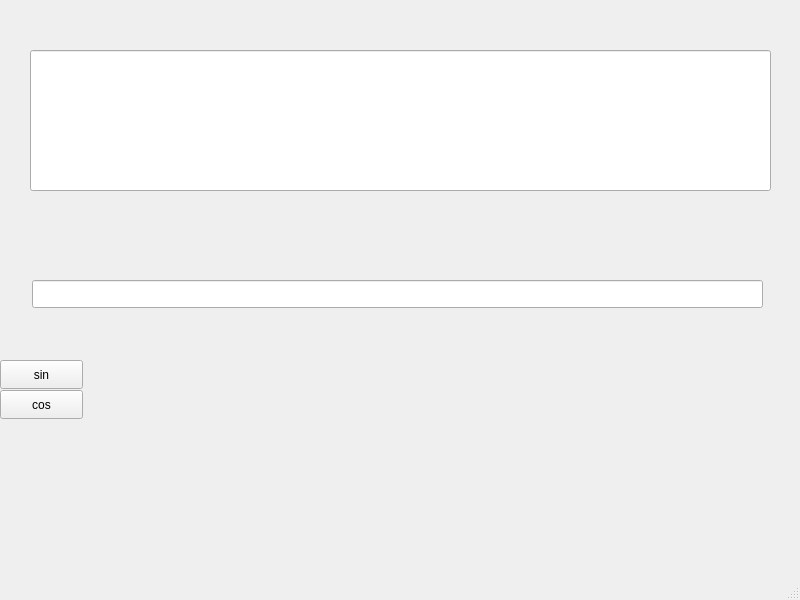
Qt form src/calcwindow.ui (lordofmet/GraphCalc) before a commit.
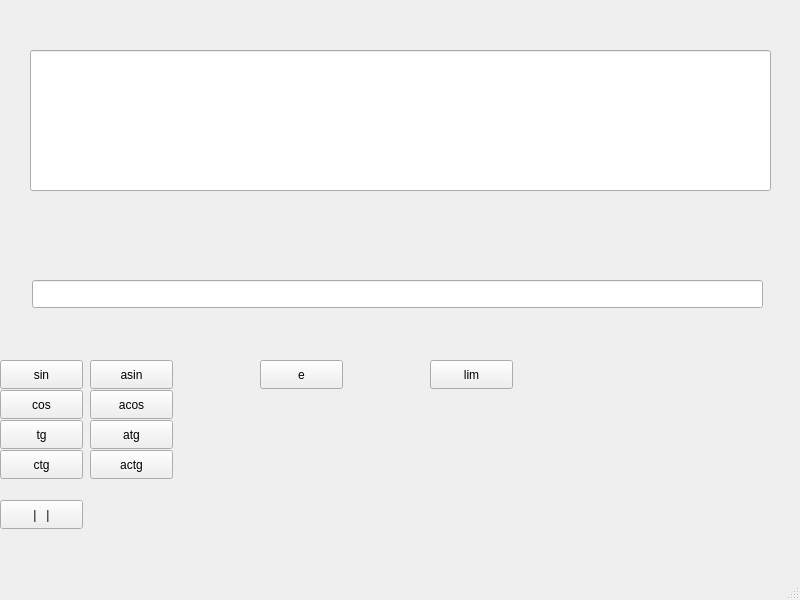
The same form after that commit.

Diff of the .ui file:
```diff
--- a/src/calcwindow.ui
+++ b/src/calcwindow.ui
@@ -60,6 +60,123 @@
      </rect>
     </property>
    </widget>
+   <widget class="QPushButton" name="tg">
+    <property name="geometry">
+     <rect>
+      <x>0</x>
+      <y>420</y>
+      <width>83</width>
+      <height>29</height>
+     </rect>
+    </property>
+    <property name="text">
+     <string>tg</string>
+    </property>
+   </widget>
+   <widget class="QPushButton" name="asin">
+    <property name="geometry">
+     <rect>
+      <x>90</x>
+      <y>360</y>
+      <width>83</width>
+      <height>29</height>
+     </rect>
+    </property>
+    <property name="text">
+     <string>asin</string>
+    </property>
+   </widget>
+   <widget class="QPushButton" name="acos">
+    <property name="geometry">
+     <rect>
+      <x>90</x>
+      <y>390</y>
+      <width>83</width>
+      <height>29</height>
+     </rect>
+    </property>
+    <property name="text">
+     <string>acos</string>
+    </property>
+   </widget>
+   <widget class="QPushButton" name="atg">
+    <property name="geometry">
+     <rect>
+      <x>90</x>
+      <y>420</y>
+      <width>83</width>
+      <height>29</height>
+     </rect>
+    </property>
+    <property name="text">
+     <string>atg</string>
+    </property>
+   </widget>
+   <widget class="QPushButton" name="ctg">
+    <property name="geometry">
+     <rect>
+      <x>0</x>
+      <y>450</y>
+      <width>83</width>
+      <height>29</height>
+     </rect>
+    </property>
+    <property name="text">
+     <string>ctg</string>
+    </property>
+   </widget>
+   <widget class="QPushButton" name="actg">
+    <property name="geometry">
+     <rect>
+      <x>90</x>
+      <y>450</y>
+      <width>83</width>
+      <height>29</height>
+     </rect>
+    </property>
+    <property name="text">
+     <string>actg</string>
+    </property>
+   </widget>
+   <widget class="QPushButton" name="lim">
+    <property name="geometry">
+     <rect>
+      <x>430</x>
+      <y>360</y>
+      <width>83</width>
+      <height>29</height>
+     </rect>
+    </property>
+    <property name="text">
+     <string>lim</string>
+    </property>
+   </widget>
+   <widget class="QPushButton" name="exp">
+    <property name="geometry">
+     <rect>
+      <x>260</x>
+      <y>360</y>
+      <width>83</width>
+      <height>29</height>
+     </rect>
+    </property>
+    <property name="text">
+     <string>e</string>
+    </property>
+   </widget>
+   <widget class="QPushButton" name="abs">
+    <property name="geometry">
+     <rect>
+      <x>0</x>
+      <y>500</y>
+      <width>83</width>
+      <height>29</height>
+     </rect>
+    </property>
+    <property name="text">
+     <string>|   |</string>
+    </property>
+   </widget>
   </widget>
   <widget class="QMenuBar" name="menubar">
    <property name="geometry">
```
